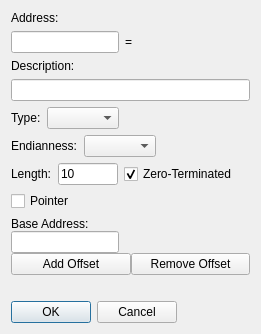
The window that GUI/AddAddressManuallyDialog.ui (korcankaraokcu/PINCE) describes before a commit, drawn with Qt 5.
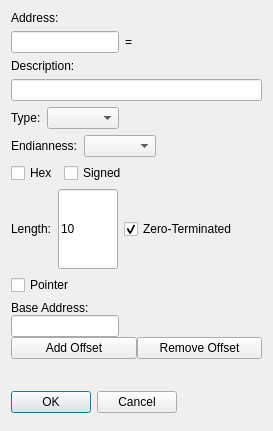
The same window after the commit.

Commit message: Implement repr and endian for value type dialogs

What changed in the file:
```diff
--- a/GUI/AddAddressManuallyDialog.ui
+++ b/GUI/AddAddressManuallyDialog.ui
@@ -2,6 +2,14 @@
 <ui version="4.0">
  <class>Dialog</class>
  <widget class="QDialog" name="Dialog">
+  <property name="geometry">
+   <rect>
+    <x>0</x>
+    <y>0</y>
+    <width>273</width>
+    <height>431</height>
+   </rect>
+  </property>
   <property name="windowTitle">
    <string>Add Address Manually</string>
   </property>
@@ -75,6 +83,51 @@
        </item>
       </layout>
      </item>
+     <item>
+      <widget class="QWidget" name="widget_Repr" native="true">
+       <layout class="QHBoxLayout" name="horizontalLayout_2">
+        <property name="leftMargin">
+         <number>0</number>
+        </property>
+        <property name="topMargin">
+         <number>0</number>
+        </property>
+        <property name="rightMargin">
+         <number>0</number>
+        </property>
+        <property name="bottomMargin">
+         <number>0</number>
+        </property>
+        <item>
+         <widget class="QCheckBox" name="checkBox_Hex">
+          <property name="text">
+           <string>Hex</string>
+          </property>
+         </widget>
+        </item>
+        <item>
+         <widget class="QCheckBox" name="checkBox_Signed">
+          <property name="text">
+           <string>Signed</string>
+          </property>
+         </widget>
+        </item>
+        <item>
+         <spacer name="horizontalSpacer_6">
+          <property name="orientation">
+           <enum>Qt::Horizontal</enum>
+          </property>
+          <property name="sizeHint" stdset="0">
+           <size>
+            <width>40</width>
+            <height>20</height>
+           </size>
+          </property>
+         </spacer>
+        </item>
+       </layout>
+      </widget>
+     </item>
      <item>
       <widget class="QWidget" name="widget_Length" native="true">
        <layout class="QHBoxLayout" name="horizontalLayout_Length">
```
The commit also changes 5 other files.
